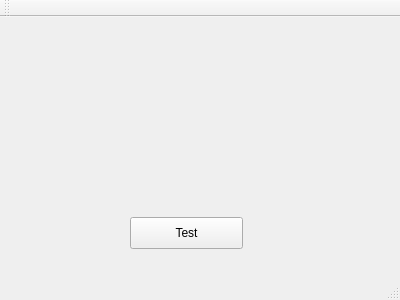
Old version of the form HaiBeiDanCi/mainwindow.ui in the repository HuangHuafeng/repeat.
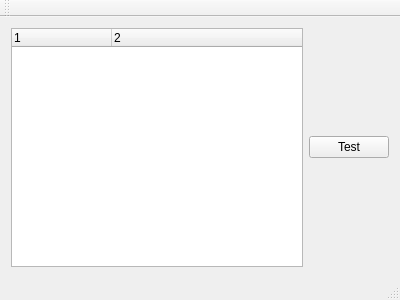
New version of the form.

Commit message: can create book; next step is improve the performance

```diff
--- a/HaiBeiDanCi/mainwindow.ui
+++ b/HaiBeiDanCi/mainwindow.ui
@@ -14,19 +14,36 @@
    <string>MainWindow</string>
   </property>
   <widget class="QWidget" name="centralWidget">
+   <layout class="QHBoxLayout" name="horizontalLayout">
+    <item>
+     <widget class="QTreeWidget" name="twBooks">
+      <property name="columnCount">
+       <number>2</number>
+      </property>
+      <column>
+       <property name="text">
+        <string notr="true">1</string>
+       </property>
+      </column>
+      <column>
+       <property name="text">
+        <string notr="true">2</string>
+       </property>
+      </column>
+     </widget>
+    </item>
+    <item>
+     <layout class="QVBoxLayout" name="verticalLayout">
+      <item>
    <widget class="QPushButton" name="pushTest">
-    <property name="geometry">
-     <rect>
-      <x>130</x>
-      <y>200</y>
-      <width>113</width>
-      <height>32</height>
-     </rect>
-    </property>
     <property name="text">
      <string>Test</string>
     </property>
    </widget>
+      </item>
+     </layout>
+    </item>
+   </layout>
   </widget>
   <widget class="QMenuBar" name="menuBar">
    <property name="geometry">
```
Lines whose indentation alone changed are shown as unchanged. The commit also changes 18 other files.
